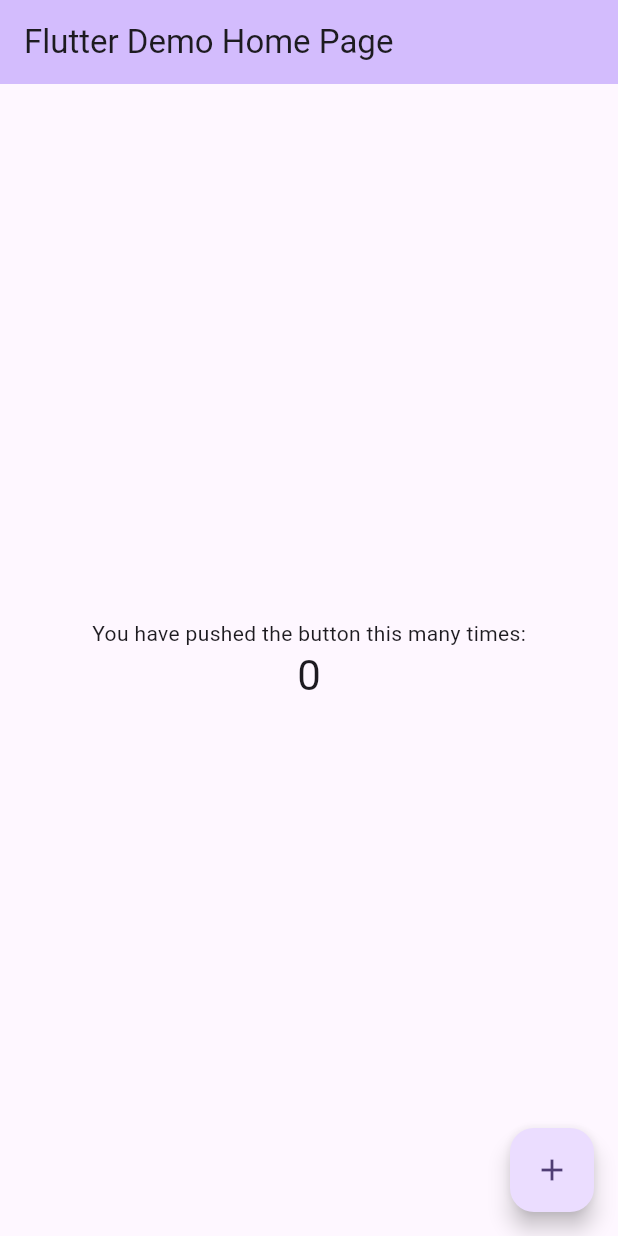
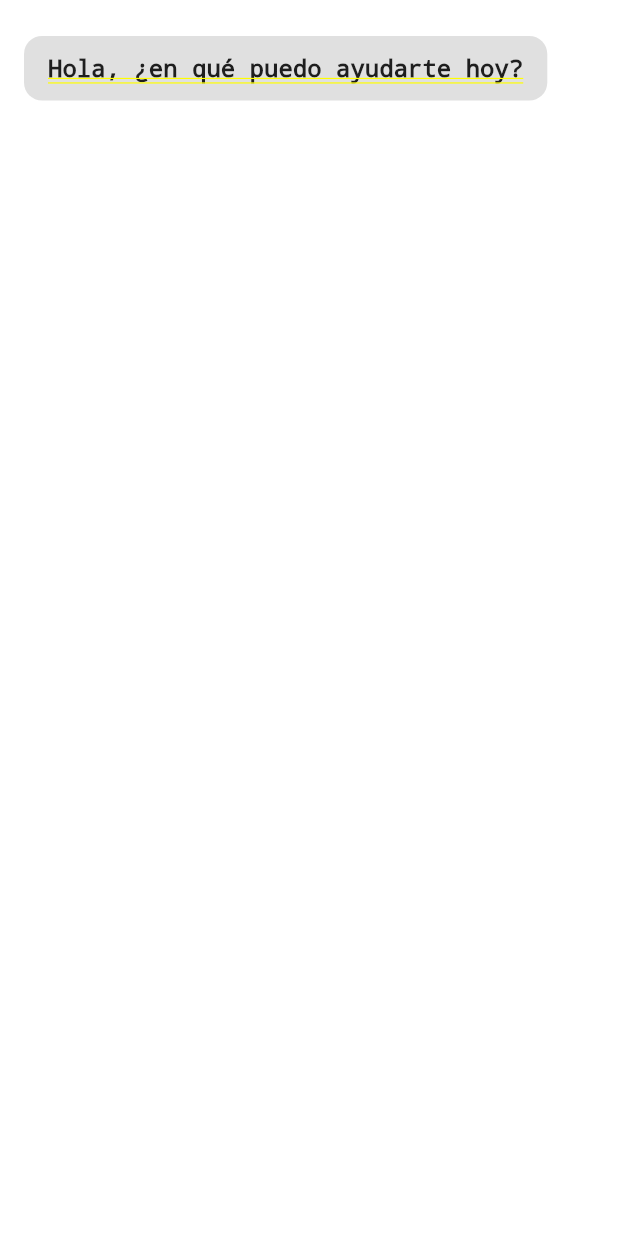
Before and after one commit to TheAdrian12/AppChatFlu, a Flutter app: the screen it shows after launch, on a phone screen of 412 x 824 dp. Run offline on Flutter 3.47's test engine with Material 3 defaults, Android fonts, the phone set to English and light mode, and no system bars.

Commit message:
agregar vista de inicio
- Se crea la pantalla inicial que recibe al usuario al abrir la app.
- Incluye elementos básicos
- Base preparada para integrar futuros estados y funcionalidades desde el inicio.

```diff
--- /dev/null
+++ b/flutter_chat_app/lib/features/home/presentation/views/view_chat_initial.dart
@@ -0,0 +1,41 @@
+import 'package:flutter/material.dart';
+
+class ViewChatInitial extends StatelessWidget {
+  const ViewChatInitial({super.key});
+
+  @override
+  Widget build(BuildContext context) {
+    return ListView(
+      padding: const EdgeInsets.all(16),
+      children: const [
+        Align(
+          alignment: Alignment.centerLeft,
+          child: _InitialBubble(),
+        ),
+      ],
+    );
+  }
+}
+
+class _InitialBubble extends StatelessWidget {
+  const _InitialBubble({super.key});
+
+  @override
+  Widget build(BuildContext context) {
+    return Container(
+      padding: const EdgeInsets.symmetric(vertical: 12, horizontal: 16),
+      margin: const EdgeInsets.symmetric(vertical: 8),
+      decoration: BoxDecoration(
+        color: Colors.grey[300],
+        borderRadius: BorderRadius.circular(12),
+      ),
+      child: const Text(
+        "Hola, ¿en qué puedo ayudarte hoy?",
+        style: TextStyle(
+          fontSize: 16,
+          color: Colors.black87,
+        ),
+      ),
+    );
+  }
+}
--- a/flutter_chat_app/lib/main.dart
+++ b/flutter_chat_app/lib/main.dart
@@ -1,4 +1,6 @@
 import 'package:flutter/material.dart';
+
+import 'features/home/presentation/views/view_chat_initial.dart';
 
 void main() {
   runApp(const MyApp());
@@ -10,113 +12,7 @@ class MyApp extends StatelessWidget {
   // This widget is the root of your application.
   @override
   Widget build(BuildContext context) {
-    return MaterialApp(
-      title: 'Flutter Demo',
-      theme: ThemeData(
-        // This is the theme of your application.
-        //
-        // TRY THIS: Try running your application with "flutter run". You'll see
-        // the application has a purple toolbar. Then, without quitting the app,
-        // try changing the seedColor in the colorScheme below to Colors.green
-        // and then invoke "hot reload" (save your changes or press the "hot
-        // reload" button in a Flutter-supported IDE, or press "r" if you used
-        // the command line to start the app).
-        //
-        // Notice that the counter didn't reset back to zero; the application
-        // state is not lost during the reload. To reset the state, use hot
-        // restart instead.
-        //
-        // This works for code too, not just values: Most code changes can be
-        // tested with just a hot reload.
-        colorScheme: ColorScheme.fromSeed(seedColor: Colors.deepPurple),
-      ),
-      home: const MyHomePage(title: 'Flutter Demo Home Page'),
-    );
+    return MaterialApp(title: 'Flutter Demo',
+    home: ViewChatInitial());
   }
 }
-
-class MyHomePage extends StatefulWidget {
-  const MyHomePage({super.key, required this.title});
-
-  // This widget is the home page of your application. It is stateful, meaning
-  // that it has a State object (defined below) that contains fields that affect
-  // how it looks.
-
-  // This class is the configuration for the state. It holds the values (in this
-  // case the title) provided by the parent (in this case the App widget) and
-  // used by the build method of the State. Fields in a Widget subclass are
-  // always marked "final".
-
-  final String title;
-
-  @override
-  State<MyHomePage> createState() => _MyHomePageState();
-}
-
-class _MyHomePageState extends State<MyHomePage> {
-  int _counter = 0;
-
-  void _incrementCounter() {
-    setState(() {
-      // This call to setState tells the Flutter framework that something has
-      // changed in this State, which causes it to rerun the build method below
-      // so that the display can reflect the updated values. If we changed
-      // _counter without calling setState(), then the build method would not be
-      // called again, and so nothing would appear to happen.
-      _counter++;
-    });
-  }
-
-  @override
-  Widget build(BuildContext context) {
-    // This method is rerun every time setState is called, for instance as done
-    // by the _incrementCounter method above.
-    //
-    // The Flutter framework has been optimized to make rerunning build methods
-    // fast, so that you can just rebuild anything that needs updating rather
-    // than having to individually change instances of widgets.
-    return Scaffold(
-      appBar: AppBar(
-        // TRY THIS: Try changing the color here to a specific color (to
-        // Colors.amber, perhaps?) and trigger a hot reload to see the AppBar
-        // change color while the other colors stay the same.
-        backgroundColor: Theme.of(context).colorScheme.inversePrimary,
-        // Here we take the value from the MyHomePage object that was created by
-        // the App.build method, and use it to set our appbar title.
-        title: Text(widget.title),
-      ),
-      body: Center(
-        // Center is a layout widget. It takes a single child and positions it
-        // in the middle of the parent.
-        child: Column(
-          // Column is also a layout widget. It takes a list of children and
-          // arranges them vertically. By default, it sizes itself to fit its
-          // children horizontally, and tries to be as tall as its parent.
-          //
-          // Column has various properties to control how it sizes itself and
-          // how it positions its children. Here we use mainAxisAlignment to
-          // center the children vertically; the main axis here is the vertical
-          // axis because Columns are vertical (the cross axis would be
-          // horizontal).
-          //
-          // TRY THIS: Invoke "debug painting" (choose the "Toggle Debug Paint"
-          // action in the IDE, or press "p" in the console), to see the
-          // wireframe for each widget.
-          mainAxisAlignment: MainAxisAlignment.center,
-          children: <Widget>[
-            const Text('You have pushed the button this many times:'),
-            Text(
-              '$_counter',
-              style: Theme.of(context).textTheme.headlineMedium,
-            ),
-          ],
-        ),
-      ),
-      floatingActionButton: FloatingActionButton(
-        onPressed: _incrementCounter,
-        tooltip: 'Increment',
-        child: const Icon(Icons.add),
-      ), // This trailing comma makes auto-formatting nicer for build methods.
-    );
-  }
-}
```
